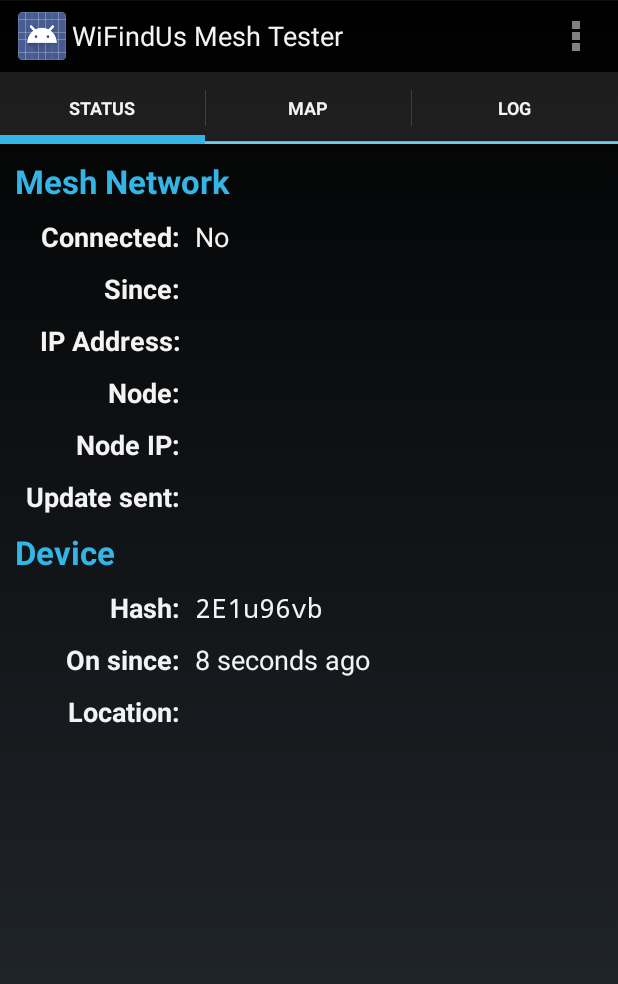
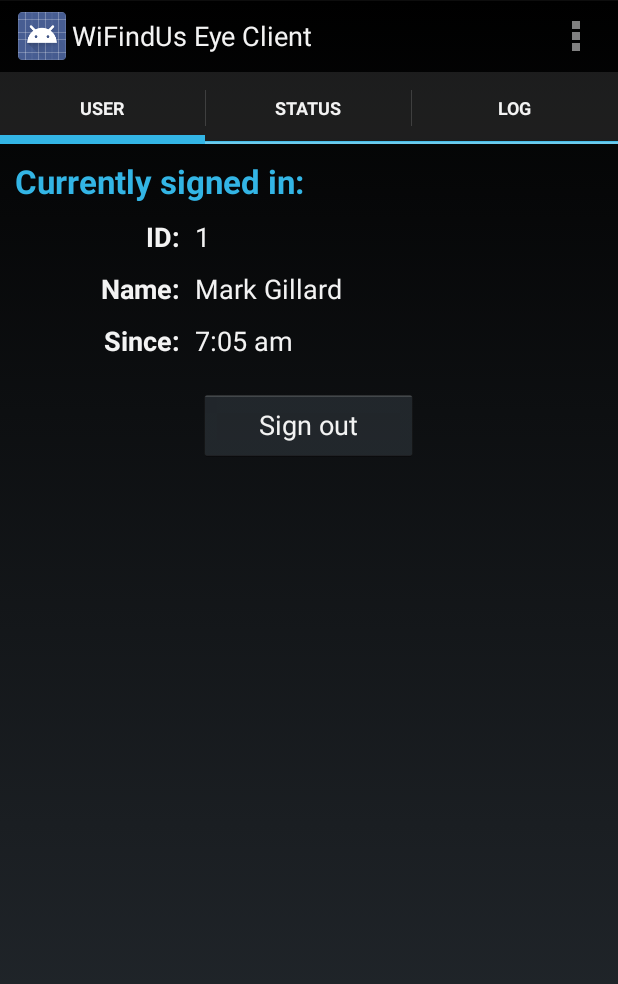
Before and after one commit to WiFindUs/wfu-meshtest-android, an Android app: the screen it shows after launch (MainActivity), on a phone screen of 412 x 824 dp. Shown: the top 984 px of the screen. Run offline under Robolectric (Android 15) with nearby library versions, the phone set to English and light mode, and no system bars.

Commit message:
replaced Map fragment with User fragment

```diff
--- a/wfu-meshtester/src/main/java/com/wifindus/meshtester/MainActivity.java
+++ b/wfu-meshtester/src/main/java/com/wifindus/meshtester/MainActivity.java
@@ -14,12 +14,11 @@
 import android.app.FragmentTransaction;
 import android.support.v4.app.FragmentManager;
 import android.support.v4.app.FragmentPagerAdapter;
-import android.util.Log;
 import android.view.Menu;
 import android.view.MenuItem;
 
 import com.wifindus.meshtester.fragments.LogFragment;
-import com.wifindus.meshtester.fragments.MapFragment;
+import com.wifindus.meshtester.fragments.UserFragment;
 import com.wifindus.meshtester.fragments.StatusFragment;
 import com.wifindus.meshtester.logs.LogSender;
 import com.wifindus.meshtester.logs.Logger;
@@ -28,13 +27,13 @@
 public class MainActivity extends FragmentActivity
     implements ActionBar.TabListener, LogSender
 {
-    public static final int PAGE_STATUS = 0;
-    public static final int PAGE_MAP = 1;
+    public static final int PAGE_USER = 0;
+    public static final int PAGE_STATUS = 1;
     public static final int PAGE_LOG = 2;
     private static final String TAG = MainActivity.class.getName();
 
     private MeshActivityReceiver meshActivityReceiver = null;
-    private MapFragment mapFragment = null;
+    private UserFragment userFragment = null;
     private StatusFragment statusFragment = null;
     private LogFragment logFragment = null;
     private SectionsPagerAdapter sectionsPagerAdapter = null;
@@ -227,8 +226,8 @@
         {
             switch (position)
             {
+                case PAGE_USER: return userFragment = new UserFragment();
                 case PAGE_STATUS: return statusFragment = new StatusFragment();
-                case PAGE_MAP: return mapFragment = new MapFragment();
                 case PAGE_LOG: return logFragment = new LogFragment();
             }
             return null;
@@ -245,10 +244,10 @@
             Locale l = Locale.getDefault();
             switch (position)
             {
+                case PAGE_USER:
+                    return getString(R.string.title_user).toUpperCase(l);
                 case PAGE_STATUS:
                     return getString(R.string.title_status).toUpperCase(l);
-                case PAGE_MAP:
-                    return getString(R.string.title_map).toUpperCase(l);
                 case PAGE_LOG:
                     return getString(R.string.title_log).toUpperCase(l);
             }
--- a/wfu-meshtester/src/main/java/com/wifindus/meshtester/fragments/MapFragment.java
+++ b/wfu-meshtester/src/main/java/com/wifindus/meshtester/fragments/UserFragment.java
@@ -7,9 +7,9 @@
 
 import com.wifindus.meshtester.R;
 
-public class MapFragment extends BaseFragment
+public class UserFragment extends BaseFragment
 {
-    public MapFragment()
+    public UserFragment()
     {
         // Required empty public constructor
     }
@@ -18,7 +18,7 @@
     public View onCreateView(LayoutInflater inflater, ViewGroup container, Bundle savedInstanceState)
     {
         // Inflate the layout for this fragment
-        return inflater.inflate(R.layout.fragment_map, container, false);
+        return inflater.inflate(R.layout.fragment_user, container, false);
     }
 
 }
--- a/wfu-meshtester/src/main/res/layout/fragment_log.xml
+++ b/wfu-meshtester/src/main/res/layout/fragment_log.xml
@@ -1,8 +1,10 @@
 <FrameLayout xmlns:android="http://schemas.android.com/apk/res/android"
     xmlns:tools="http://schemas.android.com/tools"
+    tools:context="com.wifindus.meshtester.fragments.LogFragment"
     android:layout_width="match_parent"
     android:layout_height="match_parent"
-    tools:context="com.wifindus.meshtester.fragments.LogFragment">
+    android:orientation="vertical"
+    >
 
     <ScrollView
         android:layout_width="fill_parent"
--- a/wfu-meshtester/src/main/res/layout/fragment_main.xml
+++ /dev/null
@@ -1,11 +0,0 @@
-<RelativeLayout xmlns:android="http://schemas.android.com/apk/res/android"
-    xmlns:tools="http://schemas.android.com/tools"
-    android:layout_width="match_parent"
-    android:layout_height="match_parent"
-    android:paddingLeft="@dimen/activity_horizontal_margin"
-    android:paddingRight="@dimen/activity_horizontal_margin"
-    android:paddingTop="@dimen/activity_vertical_margin"
-    android:paddingBottom="@dimen/activity_vertical_margin"
-    tools:context="com.wifindus.meshtester.MainActivity$PlaceholderFragment">
-
-</RelativeLayout>
--- a/wfu-meshtester/src/main/res/layout/fragment_map.xml
+++ /dev/null
@@ -1,7 +0,0 @@
-<FrameLayout xmlns:android="http://schemas.android.com/apk/res/android"
-    xmlns:tools="http://schemas.android.com/tools"
-    android:layout_width="match_parent"
-    android:layout_height="match_parent"
-    tools:context="com.wifindus.meshtester.fragments.MapFragment">
-
-</FrameLayout>
--- a/wfu-meshtester/src/main/res/layout/fragment_status.xml
+++ b/wfu-meshtester/src/main/res/layout/fragment_status.xml
@@ -1,10 +1,11 @@
 <LinearLayout xmlns:android="http://schemas.android.com/apk/res/android"
-    android:orientation="vertical"
     xmlns:tools="http://schemas.android.com/tools"
+    tools:context="com.wifindus.meshtester.fragments.StatusFragment"
     android:layout_width="match_parent"
     android:layout_height="match_parent"
-    tools:context="com.wifindus.meshtester.fragments.StatusFragment"
-    android:padding="10dp">
+    android:orientation="vertical"
+    android:padding="10dp"
+>
 
     <TextView
         android:layout_height="wrap_content"
--- /dev/null
+++ b/wfu-meshtester/src/main/res/layout/fragment_user.xml
@@ -0,0 +1,103 @@
+<LinearLayout xmlns:android="http://schemas.android.com/apk/res/android"
+    xmlns:tools="http://schemas.android.com/tools"
+    tools:context="com.wifindus.meshtester.fragments.UserFragment"
+    android:layout_width="match_parent"
+    android:layout_height="match_parent"
+    android:orientation="vertical"
+    android:padding="10dp" >
+
+    <TextView
+        android:layout_height="wrap_content"
+        android:textAppearance="?android:attr/textAppearanceLarge"
+        android:text="@string/user_current"
+        android:textStyle="bold"
+        android:layout_width="match_parent"
+        android:textColor="@android:color/holo_blue_light"
+        android:layout_marginBottom="10dp" />
+
+    <LinearLayout
+    android:orientation="horizontal"
+    android:layout_width="match_parent"
+    android:layout_height="wrap_content"
+    android:layout_marginBottom="10dp">
+
+    <TextView
+        android:layout_width="wrap_content"
+        android:layout_height="wrap_content"
+        android:textAppearance="?android:attr/textAppearanceMedium"
+        android:text="@string/user_id"
+        android:textStyle="bold"
+        android:layout_marginRight="10dp"
+        android:minWidth="110dp"
+        android:gravity="right"
+        />
+
+    <TextView
+        android:layout_width="wrap_content"
+        android:layout_height="wrap_content"
+        android:textAppearance="?android:attr/textAppearanceMedium"
+        android:text="1"
+        android:id="@+id/field_user_id"/>
+    </LinearLayout>
+
+    <LinearLayout
+        android:orientation="horizontal"
+        android:layout_width="match_parent"
+        android:layout_height="wrap_content"
+        android:layout_marginBottom="10dp">
+
+        <TextView
+            android:layout_width="wrap_content"
+            android:layout_height="wrap_content"
+            android:textAppearance="?android:attr/textAppearanceMedium"
+            android:text="@string/user_name"
+            android:textStyle="bold"
+            android:layout_marginRight="10dp"
+            android:minWidth="110dp"
+            android:gravity="right"
+            />
+
+        <TextView
+            android:layout_width="wrap_content"
+            android:layout_height="wrap_content"
+            android:textAppearance="?android:attr/textAppearanceMedium"
+            android:text="Mark Gillard"
+            android:id="@+id/field_user_name"/>
+    </LinearLayout>
+
+    <LinearLayout
+        android:orientation="horizontal"
+        android:layout_width="match_parent"
+        android:layout_height="wrap_content"
+        android:layout_marginBottom="10dp">
+
+        <TextView
+            android:layout_width="wrap_content"
+            android:layout_height="wrap_content"
+            android:textAppearance="?android:attr/textAppearanceMedium"
+            android:text="@string/status_since"
+            android:textStyle="bold"
+            android:layout_marginRight="10dp"
+            android:minWidth="110dp"
+            android:gravity="right" />
+
+        <TextView
+            android:layout_width="wrap_content"
+            android:layout_height="wrap_content"
+            android:textAppearance="?android:attr/textAppearanceMedium"
+            android:text="7:05 am"
+            android:id="@+id/field_user_since"
+            />
+    </LinearLayout>
+
+    <Button
+        android:layout_width="wrap_content"
+        android:layout_height="wrap_content"
+        android:text="@string/user_logout"
+        android:id="@+id/user_change_button"
+        android:layout_gravity="center_horizontal"
+        android:layout_marginTop="10dp"
+        android:paddingLeft="40dp"
+        android:paddingRight="40dp"/>
+
+</LinearLayout>
--- a/wfu-meshtester/src/main/res/values/strings.xml
+++ b/wfu-meshtester/src/main/res/values/strings.xml
@@ -1,8 +1,9 @@
 <?xml version="1.0" encoding="utf-8"?>
 <resources>
 
-    <string name="app_name">WiFindUs Mesh Tester</string>
+    <string name="app_name">WiFindUs Eye Client</string>
     <string name="title_log">Log</string>
+    <string name="title_user">User</string>
     <string name="title_map">Map</string>
     <string name="title_status">Status</string>
     <string name="action_settings">Settings</string>
@@ -11,6 +12,13 @@
     <string name="app_notification_subtext">Click to return to the app.</string>
     <string name="data_latlong">%1$f°, %2$f°</string>
     <string name="data_node">%1$d (%2$s)</string>
+
+    <!-- user page -->
+    <string name="user_current">Currently signed in:</string>
+    <string name="user_id">ID:</string>
+    <string name="user_name">Name:</string>
+    <string name="user_logout">Sign out</string>
+    <string name="user_login">Sign in</string>
 
     <!-- status page -->
     <string name="status_uptime">On since:</string>
```
